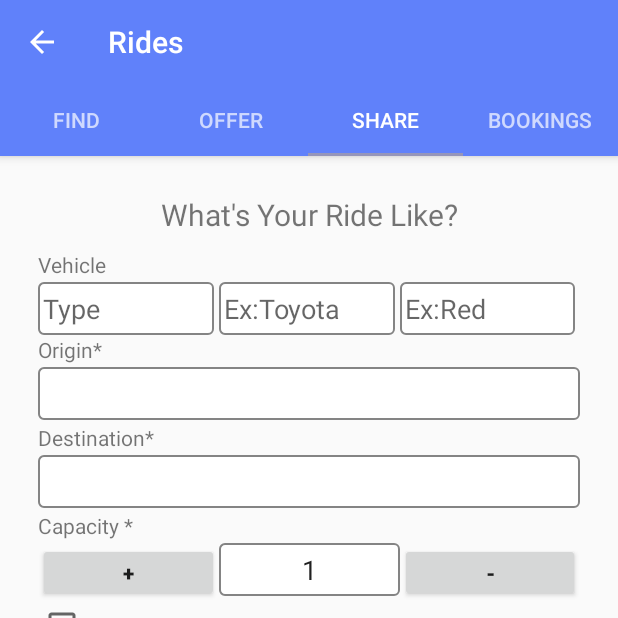
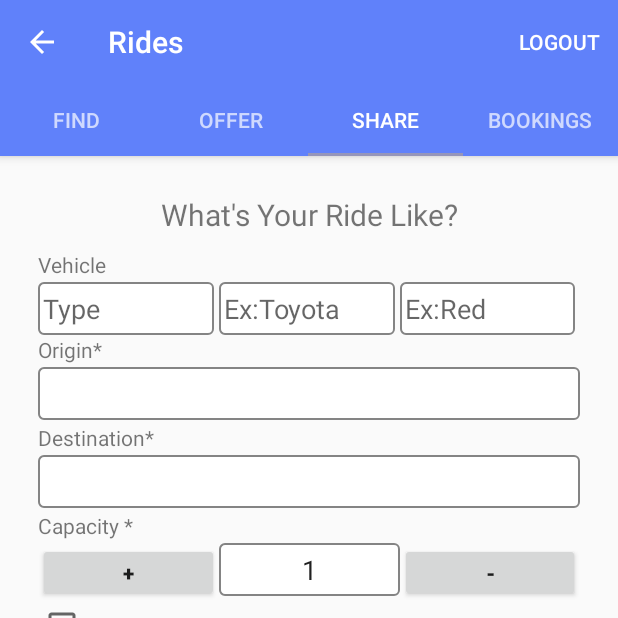
Before and after one commit to maxahirwe/MDPproject, an Android app: the screen it shows after launch (RidesActivity), tab 3 chosen, on a phone screen of 412 x 824 dp, the top half of it. Run offline under Robolectric (Android 15) with nearby library versions, the light colour scheme and no system bars; our stand-ins replace Firebase (no records; nobody signed in at launch, a user with empty details on screens opened directly); libraries missing offline, so code that uses them is left out: com.github.florent37.singledateandtimepicker, com.seatgeek.placesautocomplete; plain views replace PlacesAutocompleteTextView.

```diff
--- a/app/src/main/java/com/hillygeeks/mdpproject/FindRideFragment.java
+++ b/app/src/main/java/com/hillygeeks/mdpproject/FindRideFragment.java
@@ -251,7 +251,6 @@
                     Log.d("duplicate data", "already in list ride:" + dataSnapshot.getKey());
                     mAdapter.setRides(Ridesset);
                     mAdapter.notifyDataSetChanged();
-
                 }
 
             }
--- a/app/src/main/java/com/hillygeeks/mdpproject/RidesActivity.java
+++ b/app/src/main/java/com/hillygeeks/mdpproject/RidesActivity.java
@@ -10,6 +10,8 @@
 import android.support.v7.app.AppCompatActivity;
 import android.os.Bundle;
 import android.support.v7.widget.Toolbar;
+import android.view.Menu;
+import android.view.MenuItem;
 
 import com.hillygeeks.mdpproject.DataClasses.RideType;
 
@@ -17,8 +19,6 @@
 import java.util.List;
 
 public class RidesActivity extends AppCompatActivity {
-
-
 
     private Toolbar toolbar;
     private TabLayout tabLayout;
@@ -31,7 +31,6 @@
 
         toolbar = findViewById(R.id.toolbar);
         setSupportActionBar(toolbar);
-
         getSupportActionBar().setDisplayHomeAsUpEnabled(true);
 
         viewPager = (ViewPager) findViewById(R.id.pager);
@@ -39,6 +38,22 @@
 
         tabLayout = (TabLayout) findViewById(R.id.tabs);
         tabLayout.setupWithViewPager(viewPager);
+    }
+
+    @Override
+    public boolean onCreateOptionsMenu(Menu menu) {
+        // Inflate the menu; this adds items to the action bar if it is present.
+        getMenuInflater().inflate(R.menu.main_menu, menu);
+        return true;
+    }
+
+    @Override
+    public boolean onOptionsItemSelected(MenuItem item) {
+        if (item.getItemId()==R.id.menu_main_logout){
+            //TODO:: implement logout of user
+        }
+        return super.onOptionsItemSelected(item);
+
     }
 
     private void setupViewPager(ViewPager viewPager) {
--- a/app/src/main/java/com/hillygeeks/mdpproject/RidesAdapter.java
+++ b/app/src/main/java/com/hillygeeks/mdpproject/RidesAdapter.java
@@ -82,17 +82,18 @@
             holder.btn_offer.setOnClickListener(new View.OnClickListener() {
                 @Override
                 public void onClick(View view) {
-                    //TODO:mark as booked,list as offered by this user and send notificationAa
+                    //TODO:mark as booked,list as offered by this user and send notification
                   OnCompleteListener<Void> completeListener=  new OnCompleteListener<Void>() {
                         @Override
                         public void onComplete(@NonNull Task<Void> task) {
                             Log.d("data","Changed Value");
                         }
                     };
-
                    Application.RidesRef.child(ride.id).child("type").setValue(RideType.Booking).addOnCompleteListener(completeListener);
                    Application.RidesRef.child(ride.id).child("booked").setValue(true).addOnCompleteListener(completeListener);
                    Application.RidesRef.child(ride.id).child("provider").setValue(Application.username).addOnCompleteListener(completeListener);
+                   //Notification should be sent Herento the client
+
 
                 }
             });
@@ -113,6 +114,7 @@
                     Application.RidesRef.child(ride.id).child("type").setValue(RideType.Booking).addOnCompleteListener(completeListener);
                     Application.RidesRef.child(ride.id).child("booked").setValue(true).addOnCompleteListener(completeListener);
                     Application.RidesRef.child(ride.id).child("client").setValue(Application.username).addOnCompleteListener(completeListener);
+                    //Notification should be sent Here
 
 
                 }
--- /dev/null
+++ b/app/src/main/res/menu/main_menu.xml
@@ -0,0 +1,8 @@
+<?xml version="1.0" encoding="utf-8"?>
+<menu xmlns:android="http://schemas.android.com/apk/res/android"
+    xmlns:app="http://schemas.android.com/apk/res-auto">
+    <item
+        android:id="@+id/menu_main_logout"
+        app:showAsAction="always"
+        android:title="Logout" />
+</menu>
```
